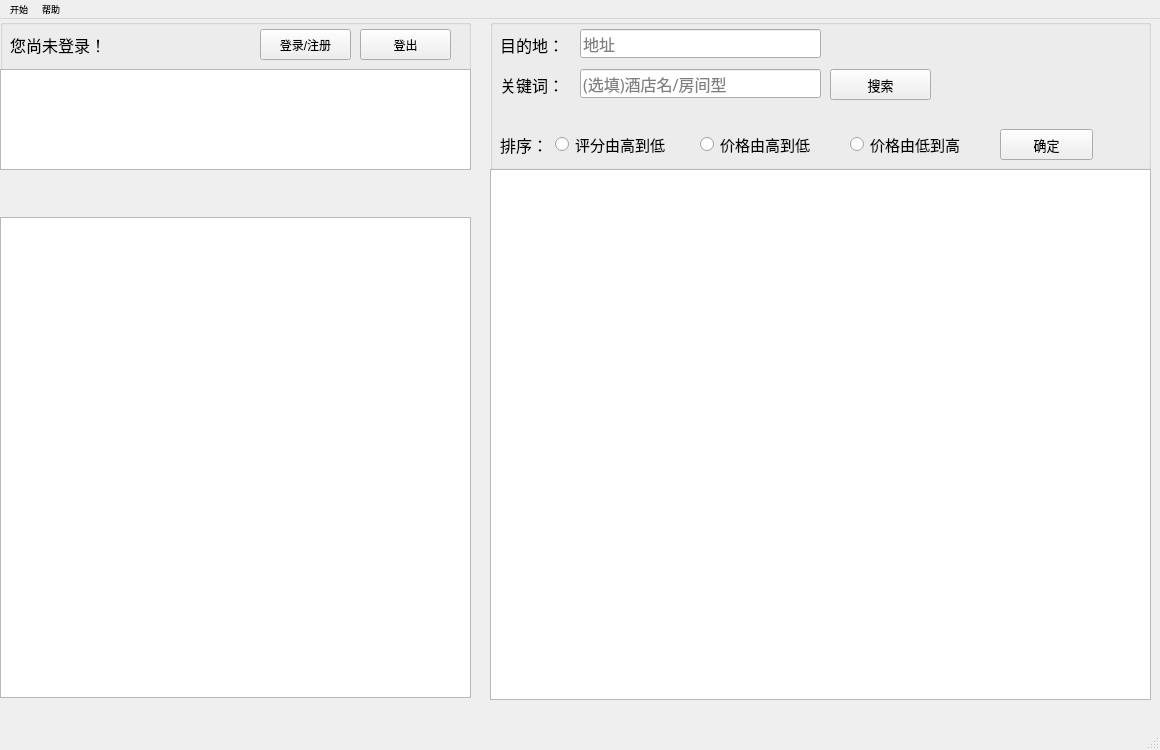
Before: the Qt Designer form mainwindow.ui in ziho719/HMS, drawn with Qt 5.
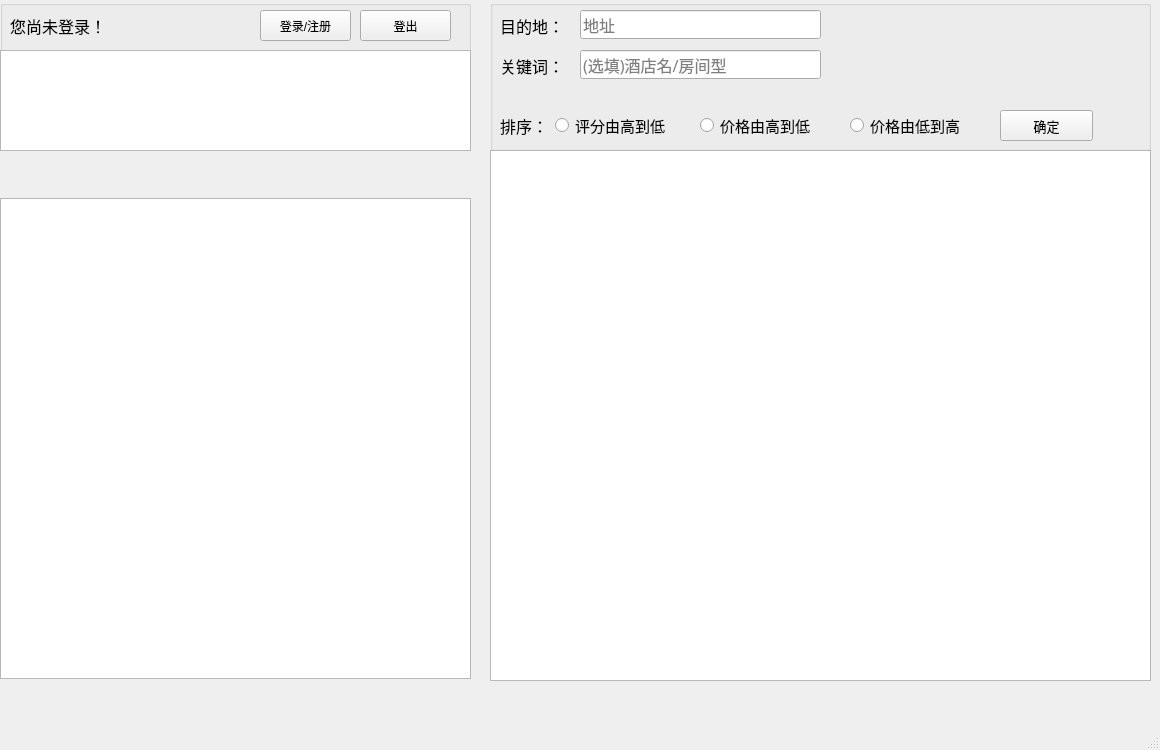
After: the same form once the commit is applied.

```diff
--- a/mainwindow.ui
+++ b/mainwindow.ui
@@ -178,25 +178,6 @@
     <property name="title">
      <string/>
     </property>
-    <widget class="QPushButton" name="searchBtn">
-     <property name="geometry">
-      <rect>
-       <x>340</x>
-       <y>50</y>
-       <width>101</width>
-       <height>31</height>
-      </rect>
-     </property>
-     <property name="font">
-      <font>
-       <family>微软雅黑</family>
-       <pointsize>10</pointsize>
-      </font>
-     </property>
-     <property name="text">
-      <string>搜索</string>
-     </property>
-    </widget>
     <widget class="QLineEdit" name="search_key">
      <property name="geometry">
       <rect>
@@ -386,19 +367,6 @@
      <height>26</height>
     </rect>
    </property>
-   <widget class="QMenu" name="start">
-    <property name="title">
-     <string>开始</string>
-    </property>
-   </widget>
-   <widget class="QMenu" name="help">
-    <property name="title">
-     <string>帮助</string>
-    </property>
-    <addaction name="about"/>
-   </widget>
-   <addaction name="start"/>
-   <addaction name="help"/>
   </widget>
   <widget class="QStatusBar" name="statusBar"/>
   <action name="about">
```
Left out of the diff: 2 changed lines with no effect on the pictures.
